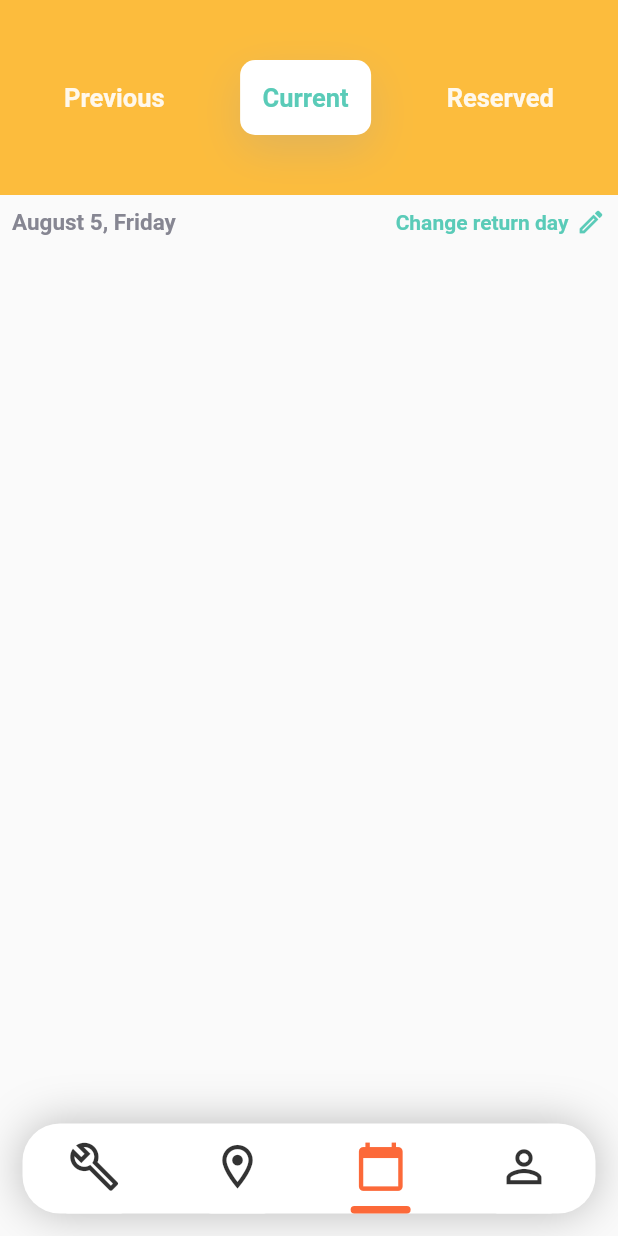
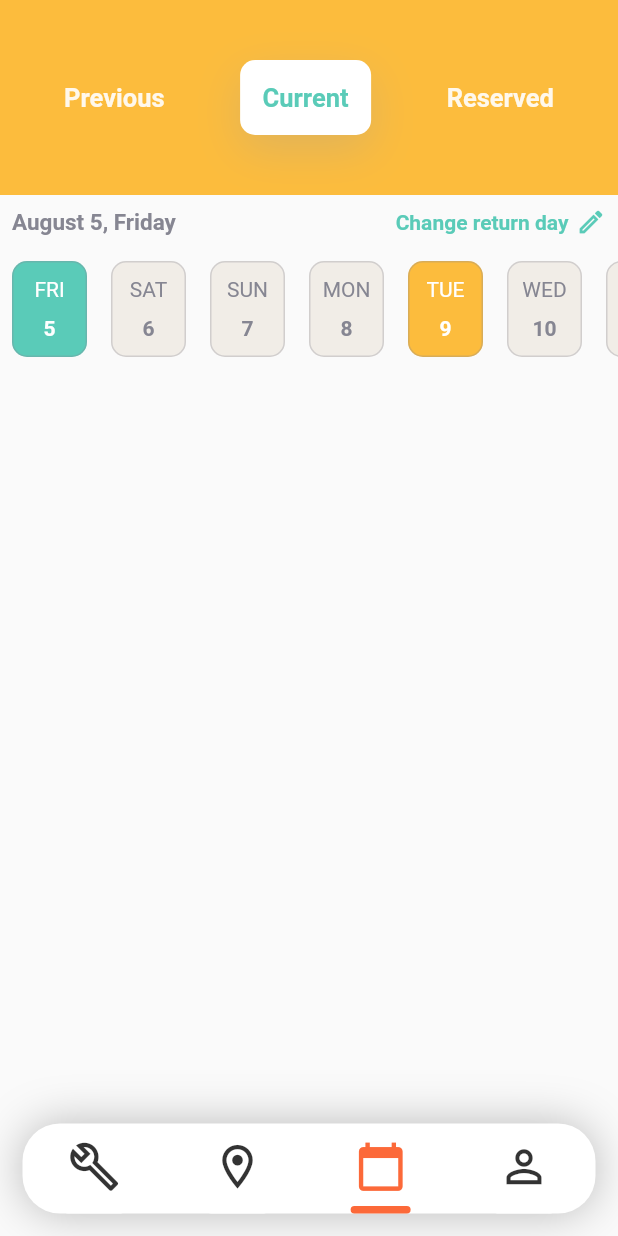
Before and after one commit to RodrigoUchoa001/avaliacao_2_programacao_4, a Flutter app: the screen it shows after launch, item 3 of the bottom bar chosen, on a phone screen of 412 x 824 dp. Run offline on Flutter 3.47's test engine with Material 2 defaults, Android fonts, the light colour scheme and no system bars; missing offline and left inert: icon_decoration.

Commit message:
feito linha de datas

```diff
--- a/lib/screens/rents_screen.dart
+++ b/lib/screens/rents_screen.dart
@@ -1,4 +1,5 @@
 import 'package:avaliacao_2/widgets/rent_screen/calendar_container.dart';
+import 'package:avaliacao_2/widgets/rent_screen/calendar_days_row.dart';
 import 'package:avaliacao_2/widgets/rent_screen/rent_top_bar_buttons.dart';
 import 'package:flutter/material.dart';
 
@@ -12,6 +13,7 @@ class RentsScreen extends StatelessWidget {
         children: const [
           RentTopBarButtons(),
           CalendarContainer(),
+          CalendarDaysRow(),
         ],
       ),
     );
--- a/lib/utils/utils.dart
+++ b/lib/utils/utils.dart
@@ -49,3 +49,13 @@ String getNameOfDayOfTheWeek(int month) {
       return 'WTF';
   }
 }
+
+String getNameOfDayOfTheWeekThreeChar(String month) {
+  String threeCharMonth = '';
+
+  for (var i = 0; i < 3; i++) {
+    threeCharMonth += month[i];
+  }
+
+  return threeCharMonth.toUpperCase();
+}
--- a/lib/widgets/rent_screen/calendar_container.dart
+++ b/lib/widgets/rent_screen/calendar_container.dart
@@ -40,7 +40,7 @@ class CalendarContainer extends StatelessWidget {
                 ],
               ),
             ],
-          )
+          ),
         ],
       ),
     );
--- /dev/null
+++ b/lib/widgets/rent_screen/calendar_days_row.dart
@@ -0,0 +1,70 @@
+import 'package:avaliacao_2/utils/utils.dart';
+import 'package:avaliacao_2/widgets/rent_screen/day_widget.dart';
+import 'package:flutter/material.dart';
+
+class CalendarDaysRow extends StatelessWidget {
+  const CalendarDaysRow({Key? key}) : super(key: key);
+
+  @override
+  Widget build(BuildContext context) {
+    return SizedBox(
+      height: 80,
+      child: ListView.builder(
+        physics: const BouncingScrollPhysics(),
+        shrinkWrap: true,
+        itemCount: getRemainingDaysOfTheMonth().length,
+        scrollDirection: Axis.horizontal,
+        itemBuilder: (_, index) {
+          return DayWidget(
+            index: index,
+            day: getRemainingDaysOfTheMonth()[index],
+          );
+        },
+      ),
+    );
+  }
+}
+
+class Day {
+  int day;
+  String dayOfTheWeek;
+
+  Day({required this.day, required this.dayOfTheWeek});
+}
+
+List<Day> getRemainingDaysOfTheMonth() {
+  DateTime actualDate = DateTime.now();
+  List<Day> days = [
+    Day(
+      day: actualDate.day,
+      dayOfTheWeek: getNameOfDayOfTheWeek(actualDate.weekday),
+    )
+  ];
+
+  while (!nextDaysIsAnotherMonth(actualDate)) {
+    actualDate =
+        DateTime(actualDate.year, actualDate.month, actualDate.day + 1);
+    days.add(
+      Day(
+        day: actualDate.day,
+        dayOfTheWeek: getNameOfDayOfTheWeek(actualDate.weekday),
+      ),
+    );
+  }
+
+  // days.forEach((element) {
+  //   debugPrint('${element.day}');
+  // });
+  return days;
+}
+
+bool nextDaysIsAnotherMonth(DateTime date) {
+  final actualDate = date;
+  date = DateTime(actualDate.year, actualDate.month, actualDate.day + 1);
+
+  if (actualDate.month != date.month) {
+    return true;
+  } else {
+    return false;
+  }
+}
--- /dev/null
+++ b/lib/widgets/rent_screen/day_widget.dart
@@ -0,0 +1,65 @@
+import 'package:avaliacao_2/utils/utils.dart';
+import 'package:avaliacao_2/widgets/rent_screen/calendar_days_row.dart';
+import 'package:flutter/material.dart';
+
+class DayWidget extends StatelessWidget {
+  final int index;
+  final Day day;
+  const DayWidget({Key? key, required this.index, required this.day})
+      : super(key: key);
+
+  @override
+  Widget build(BuildContext context) {
+    final Color? corBorda = Theme.of(context).textTheme.bodyLarge?.color;
+    return Padding(
+      padding: const EdgeInsets.all(8.0),
+      child: Container(
+        width: 50,
+        decoration: BoxDecoration(
+          color: (_getContainerColor(index, context)),
+          borderRadius: BorderRadius.circular(10),
+          border: Border.all(color: corBorda!.withOpacity(0.3)),
+        ),
+        child: Column(
+          mainAxisAlignment: MainAxisAlignment.spaceEvenly,
+          children: [
+            Text(
+              '${getNameOfDayOfTheWeekThreeChar(day.dayOfTheWeek)}',
+              style: _getStyleOfText(index, context)!
+                  .copyWith(fontWeight: FontWeight.normal),
+            ),
+            Text(
+              '${day.day}',
+              style: _getStyleOfText(index, context),
+            ),
+          ],
+        ),
+      ),
+    );
+  }
+
+  TextStyle? _getStyleOfText(int index, BuildContext context) {
+    if (index == 0 || index == 4) {
+      return Theme.of(context)
+          .textTheme
+          .bodyLarge!
+          .copyWith(color: Colors.white);
+    } else {
+      return Theme.of(context).textTheme.bodyLarge!;
+    }
+  }
+
+  Color? _getContainerColor(int index, BuildContext context) {
+    final closeLease = Theme.of(context).cardColor;
+    final farLease = Theme.of(context).appBarTheme.backgroundColor;
+    final normalDay = Theme.of(context).disabledColor;
+
+    if (index == 0) {
+      return closeLease;
+    } else if (index == 4) {
+      return farLease;
+    } else {
+      return normalDay;
+    }
+  }
+}
```
